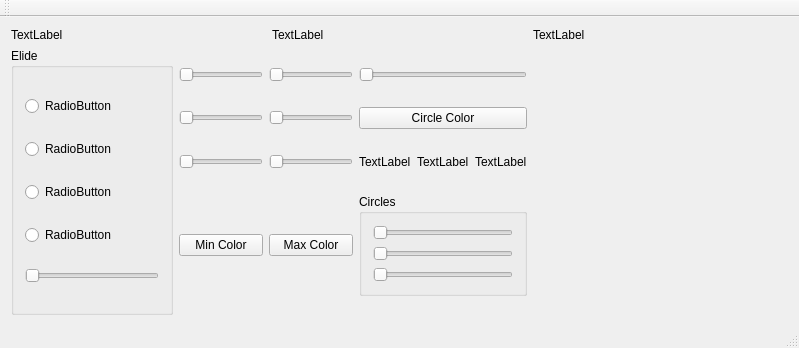
Qt form src/ObjectDetection/View/DesktopView/View/mainwindow.ui (Icraus/Object-Detector) before a commit.
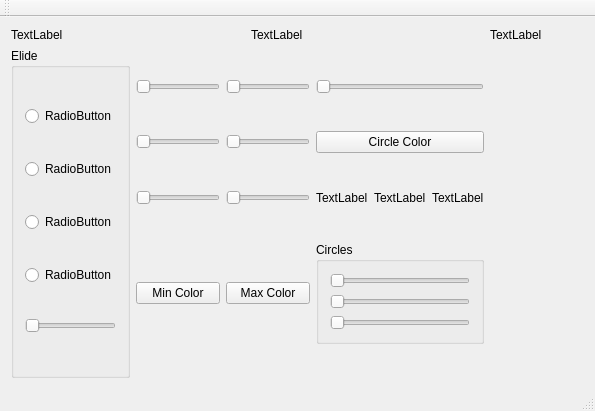
The same form after that commit.

The edit to the form file:
```diff
--- a/src/ObjectDetection/View/DesktopView/View/mainwindow.ui
+++ b/src/ObjectDetection/View/DesktopView/View/mainwindow.ui
@@ -6,8 +6,8 @@
    <rect>
     <x>0</x>
     <y>0</y>
-    <width>799</width>
-    <height>348</height>
+    <width>595</width>
+    <height>411</height>
    </rect>
   </property>
   <property name="windowTitle">
```
Left out of the diff: 2 changed lines with no effect on the pictures.
